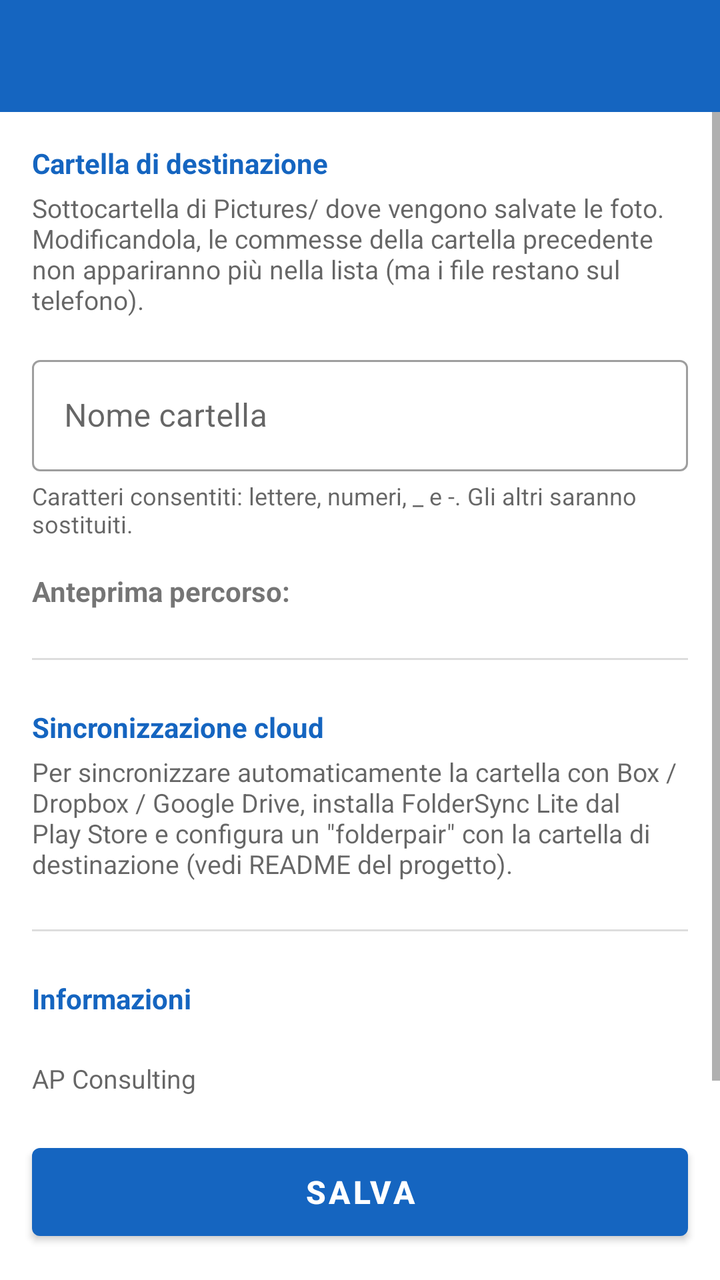
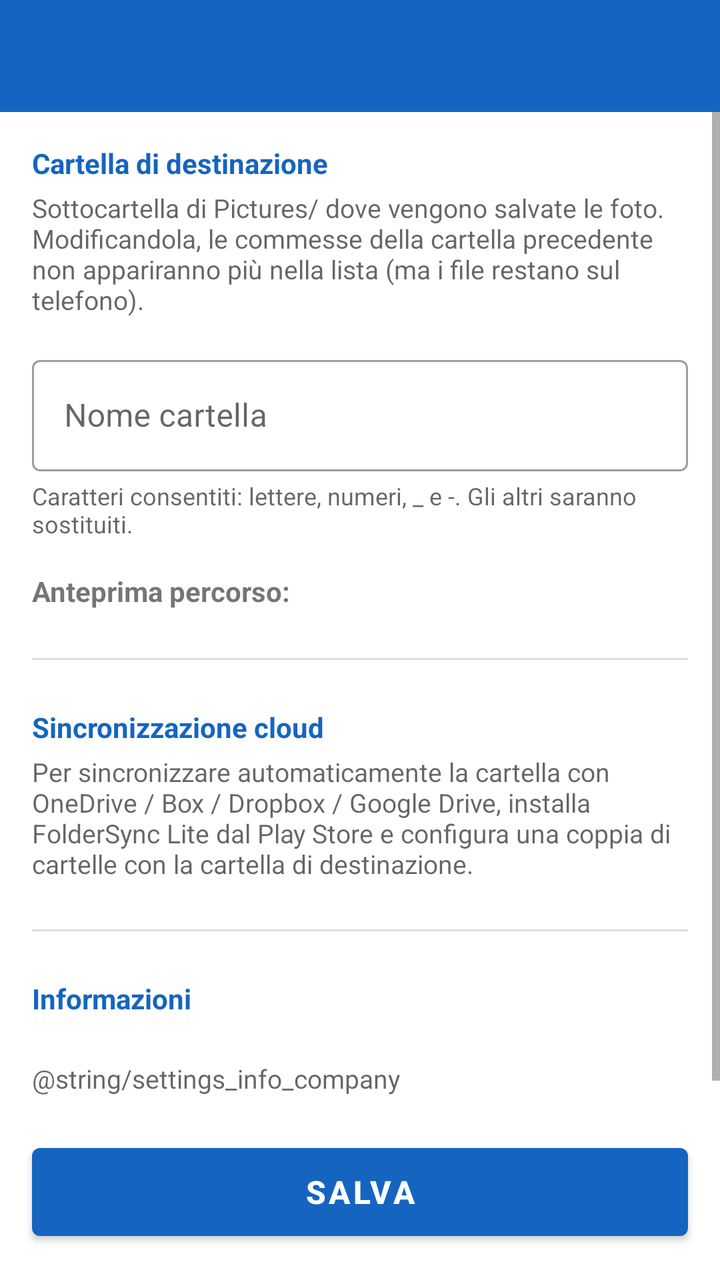

An Android layout rendered at two revisions. The XML below is the earlier revision; the diff shows what the commit changed to produce the second picture.
<!-- AndroidManifest.xml: application theme Theme.FotoCommesse -->
<!-- res/layout/activity_settings.xml -->
<?xml version="1.0" encoding="utf-8"?>
<LinearLayout xmlns:android="http://schemas.android.com/apk/res/android"
    xmlns:app="http://schemas.android.com/apk/res-auto"
    android:layout_width="match_parent"
    android:layout_height="match_parent"
    android:orientation="vertical">

    <com.google.android.material.appbar.MaterialToolbar
        android:id="@+id/toolbar"
        android:layout_width="match_parent"
        android:layout_height="?attr/actionBarSize"
        android:background="?attr/colorPrimary"
        android:theme="@style/ThemeOverlay.MaterialComponents.Dark.ActionBar"
        app:titleTextColor="@android:color/white" />

    <ScrollView
        android:layout_width="match_parent"
        android:layout_height="0dp"
        android:layout_weight="1"
        android:fillViewport="true">

        <LinearLayout
            android:layout_width="match_parent"
            android:layout_height="wrap_content"
            android:orientation="vertical"
            android:padding="16dp">

            <TextView
                android:layout_width="wrap_content"
                android:layout_height="wrap_content"
                android:text="@string/settings_section_folder"
                android:textColor="?attr/colorPrimary"
                android:textSize="14sp"
                android:textStyle="bold" />

            <TextView
                android:layout_width="match_parent"
                android:layout_height="wrap_content"
                android:layout_marginTop="4dp"
                android:text="@string/settings_folder_description"
                android:textColor="?android:attr/textColorSecondary"
                android:textSize="13sp" />

            <com.google.android.material.textfield.TextInputLayout
                android:id="@+id/tilFolderName"
                style="@style/Widget.MaterialComponents.TextInputLayout.OutlinedBox"
                android:layout_width="match_parent"
                android:layout_height="wrap_content"
                android:layout_marginTop="16dp"
                android:hint="@string/settings_folder_hint">

                <com.google.android.material.textfield.TextInputEditText
                    android:id="@+id/etFolderName"
                    android:layout_width="match_parent"
                    android:layout_height="wrap_content"
                    android:inputType="text|textNoSuggestions"
                    android:maxLines="1" />
            </com.google.android.material.textfield.TextInputLayout>

            <TextView
                android:layout_width="match_parent"
                android:layout_height="wrap_content"
                android:layout_marginTop="4dp"
                android:text="@string/settings_folder_helper"
                android:textColor="?android:attr/textColorSecondary"
                android:textSize="12sp" />

            <LinearLayout
                android:layout_width="match_parent"
                android:layout_height="wrap_content"
                android:layout_marginTop="16dp"
                android:orientation="horizontal">

                <TextView
                    android:layout_width="wrap_content"
                    android:layout_height="wrap_content"
                    android:text="@string/settings_preview_label"
                    android:textSize="14sp"
                    android:textStyle="bold" />

                <TextView
                    android:id="@+id/tvPreview"
                    android:layout_width="wrap_content"
                    android:layout_height="wrap_content"
                    android:layout_marginStart="6dp"
                    android:fontFamily="monospace"
                    android:textColor="?attr/colorPrimary"
                    android:textSize="14sp" />
            </LinearLayout>

            <View
                android:layout_width="match_parent"
                android:layout_height="1dp"
                android:layout_marginVertical="24dp"
                android:background="#22000000" />

            <TextView
                android:layout_width="wrap_content"
                android:layout_height="wrap_content"
                android:text="@string/settings_section_sync"
                android:textColor="?attr/colorPrimary"
                android:textSize="14sp"
                android:textStyle="bold" />

            <TextView
                android:layout_width="match_parent"
                android:layout_height="wrap_content"
                android:layout_marginTop="4dp"
                android:text="@string/settings_sync_description"
                android:textColor="?android:attr/textColorSecondary"
                android:textSize="13sp" />

            <View
                android:layout_width="match_parent"
                android:layout_height="1dp"
                android:layout_marginVertical="24dp"
                android:background="#22000000" />

            <TextView
                android:layout_width="wrap_content"
                android:layout_height="wrap_content"
                android:text="@string/settings_section_info"
                android:textColor="?attr/colorPrimary"
                android:textSize="14sp"
                android:textStyle="bold" />

            <TextView
                android:id="@+id/tvVersion"
                android:layout_width="wrap_content"
                android:layout_height="wrap_content"
                android:layout_marginTop="4dp"
                android:textSize="13sp" />

            <TextView
                android:layout_width="wrap_content"
                android:layout_height="wrap_content"
                android:text="@string/settings_info_company"
                android:textColor="?android:attr/textColorSecondary"
                android:textSize="13sp" />

        </LinearLayout>
    </ScrollView>

    <com.google.android.material.button.MaterialButton
        android:id="@+id/btnSave"
        android:layout_width="match_parent"
        android:layout_height="56dp"
        android:layout_margin="16dp"
        android:text="@string/btn_save"
        android:textSize="16sp"
        android:textStyle="bold" />

</LinearLayout>
<!-- resources referenced by this layout -->
<resources>
  <string name="btn_save">SALVA</string>
  <string name="settings_folder_description">Sottocartella di Pictures/ dove vengono salvate le foto. Modificandola, le commesse della cartella precedente non appariranno più nella lista (ma i file restano sul telefono).</string>
  <string name="settings_folder_helper">Caratteri consentiti: lettere, numeri, _ e -. Gli altri saranno sostituiti.</string>
  <string name="settings_folder_hint">Nome cartella</string>
  <string name="settings_info_company">AP Consulting</string>
  <string name="settings_preview_label">Anteprima percorso:</string>
  <string name="settings_section_folder">Cartella di destinazione</string>
  <string name="settings_section_info">Informazioni</string>
  <string name="settings_section_sync">Sincronizzazione cloud</string>
  <string name="settings_sync_description">Per sincronizzare automaticamente la cartella con Box / Dropbox / Google Drive, installa FolderSync Lite dal Play Store e configura un \"folderpair\" con la cartella di destinazione (vedi README del progetto).</string>
  <style name="Theme.FotoCommesse" parent="Theme.MaterialComponents.DayNight.NoActionBar">
          <item name="colorPrimary">@color/primary</item>
          <item name="colorPrimaryDark">@color/primary_dark</item>
          <item name="colorAccent">@color/accent</item>
      </style>
  <color name="primary">#1565C0</color>
  <color name="primary_dark">#0D47A1</color>
  <color name="accent">#FF6F00</color>
</resources>

<!-- the commit's change to res/layout/activity_settings.xml (unified diff, before → after) -->
@@ -25,6 +25,7 @@
             android:orientation="vertical"
             android:padding="16dp">
 
+            
             <TextView
                 android:layout_width="wrap_content"
                 android:layout_height="wrap_content"
@@ -94,6 +95,7 @@
                 android:layout_marginVertical="24dp"
                 android:background="#22000000" />
 
+            
             <TextView
                 android:layout_width="wrap_content"
                 android:layout_height="wrap_content"
@@ -116,6 +118,7 @@
                 android:layout_marginVertical="24dp"
                 android:background="#22000000" />
 
+            
             <TextView
                 android:layout_width="wrap_content"
                 android:layout_height="wrap_content"
<!-- resource entries referenced after the edit -->
@@ -4,12 +4,11 @@
   <string name="settings_folder_description">Sottocartella di Pictures/ dove vengono salvate le foto. Modificandola, le commesse della cartella precedente non appariranno più nella lista (ma i file restano sul telefono).</string>
   <string name="settings_folder_helper">Caratteri consentiti: lettere, numeri, _ e -. Gli altri saranno sostituiti.</string>
   <string name="settings_folder_hint">Nome cartella</string>
-  <string name="settings_info_company">AP Consulting</string>
   <string name="settings_preview_label">Anteprima percorso:</string>
   <string name="settings_section_folder">Cartella di destinazione</string>
   <string name="settings_section_info">Informazioni</string>
   <string name="settings_section_sync">Sincronizzazione cloud</string>
-  <string name="settings_sync_description">Per sincronizzare automaticamente la cartella con Box / Dropbox / Google Drive, installa FolderSync Lite dal Play Store e configura un \"folderpair\" con la cartella di destinazione (vedi README del progetto).</string>
+  <string name="settings_sync_description">Per sincronizzare automaticamente la cartella con OneDrive / Box / Dropbox / Google Drive, installa FolderSync Lite dal Play Store e configura una coppia di cartelle con la cartella di destinazione.</string>
   <style name="Theme.FotoCommesse" parent="Theme.MaterialComponents.DayNight.NoActionBar">
           <item name="colorPrimary">@color/primary</item>
           <item name="colorPrimaryDark">@color/primary_dark</item>
